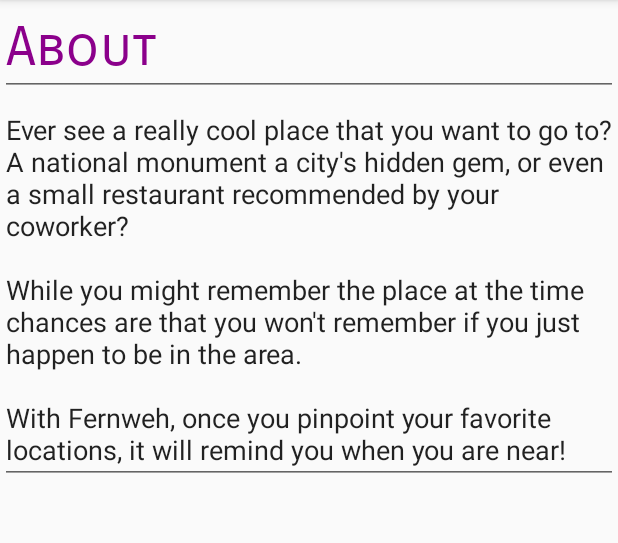
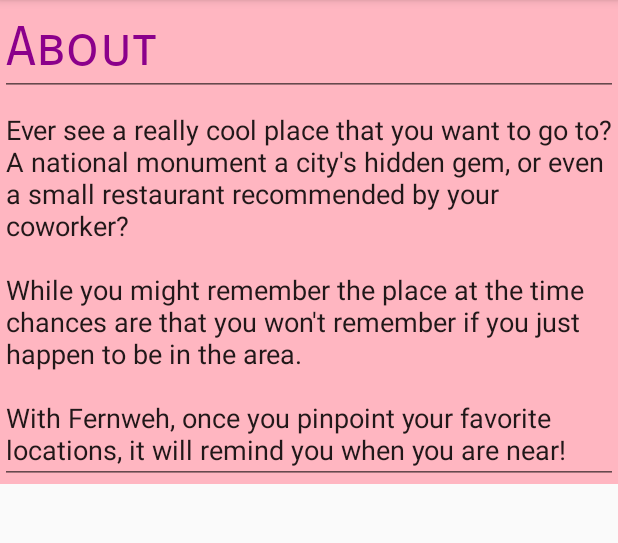
Before and after one commit to anushri27/Fernweh, an Android app: the fragment MyDestinationFragment placed in its activity, after a tap on "ABOUT", on a phone screen of 412 x 824 dp, the part 84-627 px from its top. Run offline under Robolectric (Android 15) with nearby library versions, the phone set to English and light mode, and no system bars; 2 other taps on this screen came first.

Commit message:
shellhacks
Committed on 9/30/17 at 9:07 PM

```diff
--- a/app/build.gradle
+++ b/app/build.gradle
@@ -24,9 +24,10 @@ dependencies {
     androidTestCompile('com.android.support.test.espresso:espresso-core:2.2.2', {
         exclude group: 'com.android.support', module: 'support-annotations'
     })
+    testCompile 'junit:junit:4.12'
     compile 'com.android.support:appcompat-v7:26.+'
     compile 'com.android.support:design:26.+'
     compile 'com.android.support.constraint:constraint-layout:1.0.2'
     compile 'com.google.android.gms:play-services-maps:11.0.4'
-    testCompile 'junit:junit:4.12'
+
 }
--- a/app/src/main/java/com/example/anush/fernweh/MyDestinationFragment.java
+++ b/app/src/main/java/com/example/anush/fernweh/MyDestinationFragment.java
@@ -1,15 +1,23 @@
 package com.example.anush.fernweh;
 
+import android.Manifest;
 import android.app.Fragment;
+import android.os.Build;
 import android.os.Bundle;
 import android.support.annotation.Nullable;
+import android.support.annotation.RequiresApi;
+import android.support.v4.content.ContextCompat;
 import android.view.LayoutInflater;
 import android.view.View;
 import android.view.ViewGroup;
 
 import com.google.android.gms.maps.GoogleMap;
 import com.google.android.gms.maps.MapView;
+import com.google.android.gms.maps.MapsInitializer;
 import com.google.android.gms.maps.OnMapReadyCallback;
+import com.google.android.gms.maps.model.CameraPosition;
+import com.google.android.gms.maps.model.LatLng;
+import com.google.android.gms.maps.model.MarkerOptions;
 
 /**
  * Created by anush on 9/30/2017.
@@ -17,22 +25,48 @@ import com.google.android.gms.maps.OnMapReadyCallback;
 
 public class MyDestinationFragment extends Fragment implements OnMapReadyCallback {
 
-    GoogleMap nGoogleMap;
-    MapView nMapView;
-    View nView;
+    GoogleMap mGoogleMap;
+    MapView mMapView;
+    View mView;
 
     View myView;
     @Nullable
+
+    @Override
+    public void  onCreate(Bundle savedInstanceState) {
+        super.onCreate(savedInstanceState);
+    }
+
+
     @Override
     public View onCreateView(LayoutInflater inflater, @Nullable ViewGroup container, Bundle savedInstanceState) {
         myView = inflater.inflate(R.layout.my_destinations, container, false);
         return  myView;
     }
 
+    public void onViewCreated(View view, Bundle savedInstanceState) {
+        super.onViewCreated(view, savedInstanceState);
+
+        mMapView = (MapView) myView.findViewById(R.id.map);
+        if (mMapView != null) {
+            mMapView.onCreate(null);
+            mMapView.onResume();
+            mMapView.getMapAsync(this);
+        }
+
+    }
+
+    @RequiresApi(api = Build.VERSION_CODES.M)
+    @Override
+    public void onMapReady(GoogleMap googleMap) {
+        MapsInitializer.initialize(getContext());
+        mGoogleMap = googleMap;
+        googleMap.setMapType(GoogleMap.MAP_TYPE_NORMAL);
+
+        googleMap.addMarker(new MarkerOptions().position(new LatLng(40.689247, -74.044))
+                .title("Statue of Liberty"));
+
+    }
 
 
-    @Override
-    public void onMapReady(GoogleMap googleMap) {
-
-    }
 }
--- a/app/src/main/res/layout/about_page.xml
+++ b/app/src/main/res/layout/about_page.xml
@@ -1,35 +1,39 @@
 <?xml version="1.0" encoding="utf-8"?>
 <RelativeLayout xmlns:android="http://schemas.android.com/apk/res/android"
-    android:layout_width="match_parent" android:layout_height="match_parent">
+    android:id="@+id/fullabout"
+    android:layout_width="wrap_content"
+    android:layout_height="wrap_content"
+    android:background="#FFB6C1"
+    android:layout_alignParentBottom="true">
 
     <EditText
         android:id="@+id/aboutpg"
         android:layout_width="wrap_content"
         android:layout_height="wrap_content"
+        android:layout_alignParentLeft="true"
+        android:layout_alignParentStart="true"
+        android:layout_alignParentTop="true"
         android:ems="10"
         android:fontFamily="sans-serif-smallcaps"
         android:inputType="textPersonName"
         android:text="About"
         android:textColor="#8B008B"
-        android:textSize="36sp"
-        android:layout_alignParentTop="true"
-        android:layout_alignParentLeft="true"
-        android:layout_alignParentStart="true" />
+        android:textSize="36sp" />
 
     <EditText
         android:id="@+id/editText3"
         android:layout_width="wrap_content"
         android:layout_height="wrap_content"
+        android:layout_alignParentEnd="true"
+        android:layout_alignParentLeft="true"
+        android:layout_alignParentRight="true"
+        android:layout_alignParentStart="true"
+        android:layout_below="@+id/aboutpg"
         android:ems="10"
         android:inputType="textMultiLine"
         android:text="Ever see a really cool place that you want to go to? A national monument
 a city's hidden gem, or even a small restaurant recommended by your coworker?
 \n\nWhile you might remember the place at the time chances are that you won't remember if you just
 happen to be in the area.
-\n\nWith Fernweh, once you pinpoint your favorite locations, it will remind you when you are near!"
-        android:layout_below="@+id/aboutpg"
-        android:layout_alignParentLeft="true"
-        android:layout_alignParentStart="true"
-        android:layout_alignParentRight="true"
-        android:layout_alignParentEnd="true" />
+\n\nWith Fernweh, once you pinpoint your favorite locations, it will remind you when you are near!" />
 </RelativeLayout>
--- a/app/src/main/res/layout/my_destinations.xml
+++ b/app/src/main/res/layout/my_destinations.xml
@@ -1,6 +1,8 @@
 <?xml version="1.0" encoding="utf-8"?>
 <RelativeLayout xmlns:android="http://schemas.android.com/apk/res/android"
-    android:layout_width="match_parent" android:layout_height="match_parent">
+    android:layout_width="match_parent"
+    android:layout_height="match_parent"
+    android:background="#FFB6C1">
 
     <EditText
         android:id="@+id/destinationpg"
```
Also changed, not shown: app/src/main/AndroidManifest.xml (+14 -6 lines), app/src/main/res/layout/home_page.xml (+4 -4 lines).
